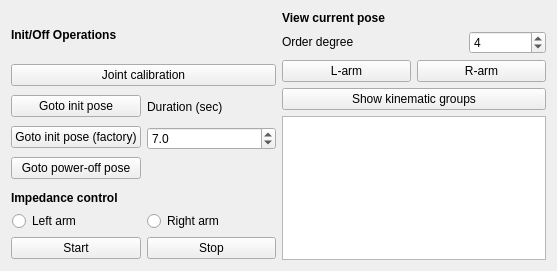
Old version of the form hironx_ros_bridge/resource/hironx_commandpanel_main.ui in the repository start-jsk/rtmros_hironx.
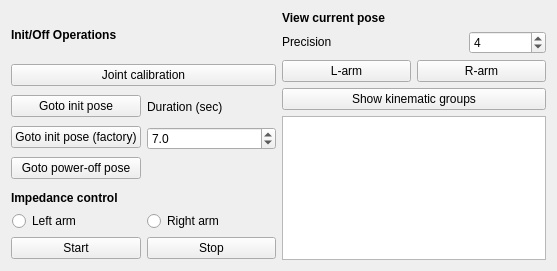
New version of the form.

Commit message: [hironx/rqt dashboard] Fix wrong label title

```diff
--- a/hironx_ros_bridge/resource/hironx_commandpanel_main.ui
+++ b/hironx_ros_bridge/resource/hironx_commandpanel_main.ui
@@ -215,7 +215,7 @@
               <string>&lt;html&gt;&lt;head/&gt;&lt;body&gt;&lt;p&gt;Order of degree in the returned values in the result. Default: 4 &lt;/p&gt;&lt;/body&gt;&lt;/html&gt;</string>
              </property>
              <property name="text">
-              <string>&lt;html&gt;&lt;head/&gt;&lt;body&gt;&lt;p&gt;Order degree&lt;/p&gt;&lt;/body&gt;&lt;/html&gt;</string>
+              <string>&lt;html&gt;&lt;head/&gt;&lt;body&gt;&lt;p&gt;Precision&lt;/p&gt;&lt;/body&gt;&lt;/html&gt;</string>
              </property>
             </widget>
            </item>
```
